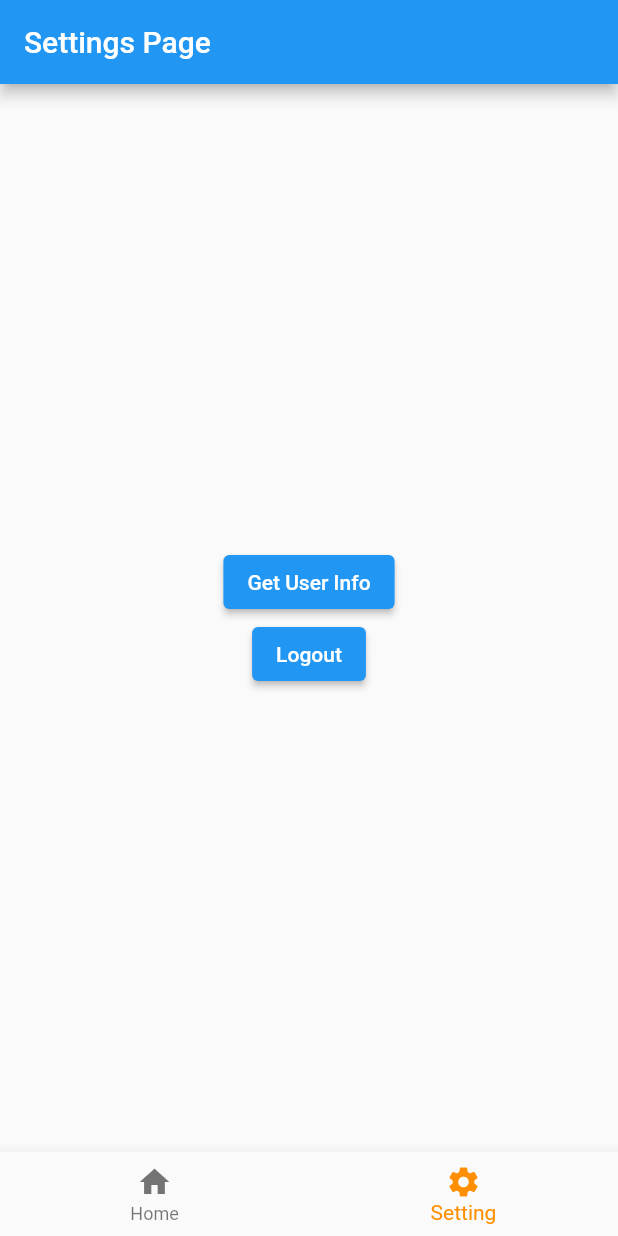
After one commit to NeiHau/flutter_amplify_aws_demo, a Flutter app: the screen it shows after launch, item 2 of the bottom bar chosen, after a tap on "Get User Info", on a phone screen of 412 x 824 dp. The commit adds this screen. Run offline on Flutter 3.47's test engine with Material 2 defaults, Android fonts, the phone set to English and light mode, and no system bars; our stand-ins replace go_router; missing offline and left inert: amplify_api, amplify_auth_cognito, amplify_authenticator, amplify_core, amplify_flutter.

Commit message:
add bottomBar & settings page

```diff
--- a/lib/main.dart
+++ b/lib/main.dart
@@ -5,6 +5,8 @@ import 'package:amplify_flutter/amplify_flutter.dart';
 import 'package:flutter/material.dart';
 import 'package:flutter_amplify_awsdemo/amplifyconfiguration.dart';
 import 'package:flutter_amplify_awsdemo/manage_Budge_Entry_screen.dart';
+import 'package:flutter_amplify_awsdemo/presentation/home_screen.dart';
+import 'package:flutter_amplify_awsdemo/presentation/settings_screen.dart';
 import 'package:go_router/go_router.dart';
 
 import 'models/ModelProvider.dart';
@@ -87,177 +89,44 @@ class HomeScreen extends StatefulWidget {
 }
 
 class _HomeScreenState extends State<HomeScreen> {
-  late var _budgetEntries = <BudgetEntry>[];
+  int _selectedIndex = 0;
+
+  static const List<Widget> _widgetOptions = <Widget>[
+    BudgetTrackerScreen(),
+    SettingsScreen(),
+  ];
 
   @override
   void initState() {
     super.initState();
-    _refreshBudgetEntries();
   }
 
-  Future<void> _signOut() async {
-    try {
-      await Amplify.Auth.signOut();
-    } on AuthException catch (e) {
-      print('Error signing out: $e');
-    }
-  }
-
-  Future<void> _refreshBudgetEntries() async {
-    try {
-      final request = ModelQueries.list(BudgetEntry.classType);
-      final response = await Amplify.API.query(request: request).response;
-
-      final todos = response.data?.items;
-      if (response.hasErrors) {
-        safePrint('errors: ${response.errors}');
-        return;
-      }
-      setState(() {
-        _budgetEntries = todos!.whereType<BudgetEntry>().toList();
-      });
-    } on ApiException catch (e) {
-      safePrint('Query failed: $e');
-    }
-  }
-
-  Future<void> _deleteBudgetEntry(BudgetEntry budgetEntry) async {
-    final request = ModelMutations.delete<BudgetEntry>(budgetEntry);
-    final response = await Amplify.API.mutate(request: request).response;
-    safePrint('Delete response: $response');
-    await _refreshBudgetEntries();
-  }
-
-  Future<void> _navigateToBudgetEntry({BudgetEntry? budgetEntry}) async {
-    await context.pushNamed('manage', extra: budgetEntry);
-    // Refresh the entries when returning from the
-    // budget entry screen.
-    await _refreshBudgetEntries();
-  }
-
-  double _calculateTotalBudget(List<BudgetEntry?> items) {
-    var totalAmount = 0.0;
-    for (final item in items) {
-      totalAmount += item?.amount ?? 0;
-    }
-    return totalAmount;
-  }
-
-  Widget _buildRow({
-    required String title,
-    required String description,
-    required String amount,
-    TextStyle? style,
-  }) {
-    return Row(
-      children: [
-        Expanded(
-          child: Text(
-            title,
-            textAlign: TextAlign.center,
-            style: style,
-          ),
-        ),
-        Expanded(
-          child: Text(
-            description,
-            textAlign: TextAlign.center,
-            style: style,
-          ),
-        ),
-        Expanded(
-          child: Text(
-            amount,
-            textAlign: TextAlign.center,
-            style: style,
-          ),
-        ),
-      ],
-    );
+  void _onItemTapped(int index) {
+    setState(() {
+      _selectedIndex = index;
+    });
   }
 
   @override
   Widget build(BuildContext context) {
     return Scaffold(
-      floatingActionButton: FloatingActionButton(
-        // Navigate to the page to create new budget entries
-        onPressed: _navigateToBudgetEntry,
-        child: const Icon(Icons.add),
+      body: Center(
+        child: _widgetOptions.elementAt(_selectedIndex),
       ),
-      appBar: AppBar(
-        title: const Text('Budget Tracker'),
-        actions: [
-          IconButton(
-            icon: const Icon(Icons.logout),
-            onPressed: _signOut,
+      bottomNavigationBar: BottomNavigationBar(
+        items: const <BottomNavigationBarItem>[
+          BottomNavigationBarItem(
+            icon: Icon(Icons.home),
+            label: 'Home',
+          ),
+          BottomNavigationBarItem(
+            icon: Icon(Icons.settings),
+            label: 'Setting',
           ),
         ],
-      ),
-      body: Center(
-        child: Padding(
-          padding: const EdgeInsets.only(top: 25),
-          child: RefreshIndicator(
-            onRefresh: _refreshBudgetEntries,
-            child: Column(
-              children: [
-                if (_budgetEntries.isEmpty)
-                  const Text('Use the \u002b sign to add new budget entries')
-                else
-                  Row(
-                    mainAxisAlignment: MainAxisAlignment.center,
-                    children: [
-                      // Show total budget from the list of all BudgetEntries
-                      Text(
-                        'Total Budget: \$ ${_calculateTotalBudget(_budgetEntries).toStringAsFixed(2)}',
-                        style: const TextStyle(fontSize: 24),
-                      )
-                    ],
-                  ),
-                const SizedBox(height: 30),
-                _buildRow(
-                  title: 'Title',
-                  description: 'Description',
-                  amount: 'Amount',
-                  style: Theme.of(context).textTheme.titleMedium,
-                ),
-                const Divider(),
-                Expanded(
-                  child: ListView.builder(
-                    itemCount: _budgetEntries.length,
-                    itemBuilder: (context, index) {
-                      final budgetEntry = _budgetEntries[index];
-                      return Dismissible(
-                        key: ValueKey(budgetEntry),
-                        background: const ColoredBox(
-                          color: Colors.red,
-                          child: Padding(
-                            padding: EdgeInsets.only(right: 10),
-                            child: Align(
-                              alignment: Alignment.centerRight,
-                              child: Icon(Icons.delete, color: Colors.white),
-                            ),
-                          ),
-                        ),
-                        onDismissed: (_) => _deleteBudgetEntry(budgetEntry),
-                        child: ListTile(
-                          onTap: () => _navigateToBudgetEntry(
-                            budgetEntry: budgetEntry,
-                          ),
-                          title: _buildRow(
-                            title: budgetEntry.title,
-                            description: budgetEntry.description ?? '',
-                            amount:
-                                '\$ ${budgetEntry.amount.toStringAsFixed(2)}',
-                          ),
-                        ),
-                      );
-                    },
-                  ),
-                ),
-              ],
-            ),
-          ),
-        ),
+        currentIndex: _selectedIndex,
+        selectedItemColor: Colors.amber[800],
+        onTap: _onItemTapped,
       ),
     );
   }
--- /dev/null
+++ b/lib/presentation/home_screen.dart
@@ -0,0 +1,176 @@
+import 'package:amplify_api/amplify_api.dart';
+import 'package:amplify_flutter/amplify_flutter.dart';
+import 'package:flutter/material.dart';
+import 'package:go_router/go_router.dart';
+
+import '../models/BudgetEntry.dart';
+
+class BudgetTrackerScreen extends StatefulWidget {
+  const BudgetTrackerScreen({super.key});
+
+  @override
+  State<BudgetTrackerScreen> createState() => _BudgetTrackerScreenState();
+}
+
+class _BudgetTrackerScreenState extends State<BudgetTrackerScreen> {
+  late var _budgetEntries = <BudgetEntry>[];
+
+  @override
+  void initState() {
+    super.initState();
+    _refreshBudgetEntries();
+  }
+
+  @override
+  Widget build(BuildContext context) {
+    return Scaffold(
+      floatingActionButton: FloatingActionButton(
+        // Navigate to the page to create new budget entries
+        onPressed: _navigateToBudgetEntry,
+        child: const Icon(Icons.add),
+      ),
+      appBar: AppBar(
+        title: const Text('Budget Tracker'),
+      ),
+      body: Center(
+        child: Padding(
+          padding: const EdgeInsets.only(top: 25),
+          child: RefreshIndicator(
+            onRefresh: _refreshBudgetEntries,
+            child: Column(
+              children: [
+                if (_budgetEntries.isEmpty)
+                  const Text('Use the \u002b sign to add new budget entries')
+                else
+                  Row(
+                    mainAxisAlignment: MainAxisAlignment.center,
+                    children: [
+                      // Show total budget from the list of all BudgetEntries
+                      Text(
+                        'Total Budget: \$ ${_calculateTotalBudget(_budgetEntries).toStringAsFixed(2)}',
+                        style: const TextStyle(fontSize: 24),
+                      )
+                    ],
+                  ),
+                const SizedBox(height: 30),
+                _buildRow(
+                  title: 'Title',
+                  description: 'Description',
+                  amount: 'Amount',
+                  style: Theme.of(context).textTheme.titleMedium,
+                ),
+                const Divider(),
+                Expanded(
+                  child: ListView.builder(
+                    itemCount: _budgetEntries.length,
+                    itemBuilder: (context, index) {
+                      final budgetEntry = _budgetEntries[index];
+                      return Dismissible(
+                        key: ValueKey(budgetEntry),
+                        background: const ColoredBox(
+                          color: Colors.red,
+                          child: Padding(
+                            padding: EdgeInsets.only(right: 10),
+                            child: Align(
+                              alignment: Alignment.centerRight,
+                              child: Icon(Icons.delete, color: Colors.white),
+                            ),
+                          ),
+                        ),
+                        onDismissed: (_) => _deleteBudgetEntry(budgetEntry),
+                        child: ListTile(
+                          onTap: () => _navigateToBudgetEntry(
+                            budgetEntry: budgetEntry,
+                          ),
+                          title: _buildRow(
+                            title: budgetEntry.title,
+                            description: budgetEntry.description ?? '',
+                            amount:
+                                '\$ ${budgetEntry.amount.toStringAsFixed(2)}',
+                          ),
+                        ),
+                      );
+                    },
+                  ),
+                ),
+              ],
+            ),
+          ),
+        ),
+      ),
+    );
+  }
+
+  Future<void> _refreshBudgetEntries() async {
+    try {
+      final request = ModelQueries.list(BudgetEntry.classType);
+      final response = await Amplify.API.query(request: request).response;
+
+      final todos = response.data?.items;
+      if (response.hasErrors) {
+        safePrint('errors: ${response.errors}');
+        return;
+      }
+      setState(() {
+        _budgetEntries = todos!.whereType<BudgetEntry>().toList();
+      });
+    } on ApiException catch (e) {
+      safePrint('Query failed: $e');
+    }
+  }
+
+  Future<void> _deleteBudgetEntry(BudgetEntry budgetEntry) async {
+    final request = ModelMutations.delete<BudgetEntry>(budgetEntry);
+    final response = await Amplify.API.mutate(request: request).response;
+    safePrint('Delete response: $response');
+    await _refreshBudgetEntries();
+  }
+
+  Future<void> _navigateToBudgetEntry({BudgetEntry? budgetEntry}) async {
+    await context.pushNamed('manage', extra: budgetEntry);
+    // Refresh the entries when returning from the
+    // budget entry screen.
+    await _refreshBudgetEntries();
+  }
+
+  double _calculateTotalBudget(List<BudgetEntry?> items) {
+    var totalAmount = 0.0;
+    for (final item in items) {
+      totalAmount += item?.amount ?? 0;
+    }
+    return totalAmount;
+  }
+
+  Widget _buildRow({
+    required String title,
+    required String description,
+    required String amount,
+    TextStyle? style,
+  }) {
+    return Row(
+      children: [
+        Expanded(
+          child: Text(
+            title,
+            textAlign: TextAlign.center,
+            style: style,
+          ),
+        ),
+        Expanded(
+          child: Text(
+            description,
+            textAlign: TextAlign.center,
+            style: style,
+          ),
+        ),
+        Expanded(
+          child: Text(
+            amount,
+            textAlign: TextAlign.center,
+            style: style,
+          ),
+        ),
+      ],
+    );
+  }
+}
--- /dev/null
+++ b/lib/presentation/settings_screen.dart
@@ -0,0 +1,49 @@
+import 'package:amplify_flutter/amplify_flutter.dart';
+import 'package:flutter/material.dart';
+
+class SettingsScreen extends StatelessWidget {
+  const SettingsScreen({super.key});
+
+  @override
+  Widget build(BuildContext context) {
+    return Scaffold(
+      appBar: AppBar(
+        title: const Text('Settings Page'),
+      ),
+      body: Center(
+        child: Column(
+          mainAxisAlignment: MainAxisAlignment.center,
+          children: [
+            ElevatedButton(
+              onPressed: checkUserInfo,
+              child: const Text('Get User Info'),
+            ),
+            ElevatedButton(
+              onPressed: _signOut,
+              child: const Text('Logout'),
+            ),
+          ],
+        ),
+      ),
+    );
+  }
+
+  Future<void> _signOut() async {
+    try {
+      await Amplify.Auth.signOut();
+    } on AuthException catch (e) {
+      print('Error signing out: $e');
+    }
+  }
+
+  Future<void> checkUserInfo() async {
+    try {
+      final user = await Amplify.Auth.getCurrentUser();
+      print('User: ${user.username}');
+      print('User: ${user.userId}');
+      print('User: ${user.signInDetails}');
+    } catch (e) {
+      print('Failed to get current user: $e');
+    }
+  }
+}
```
